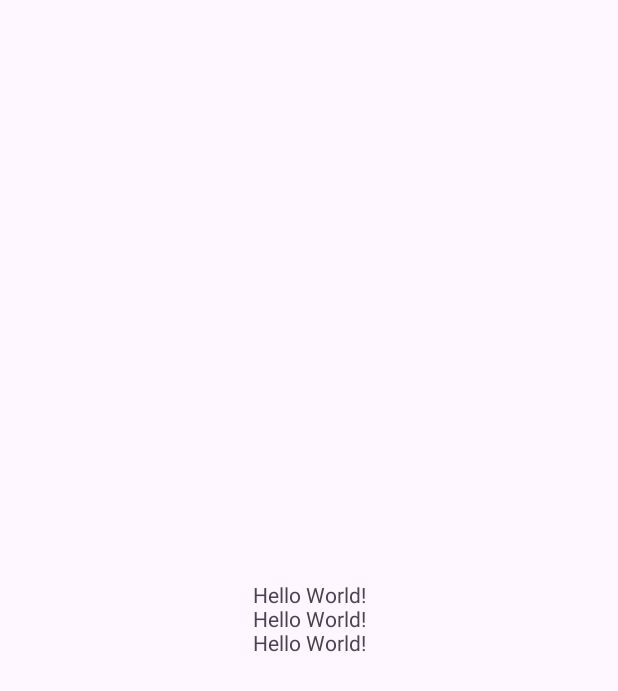
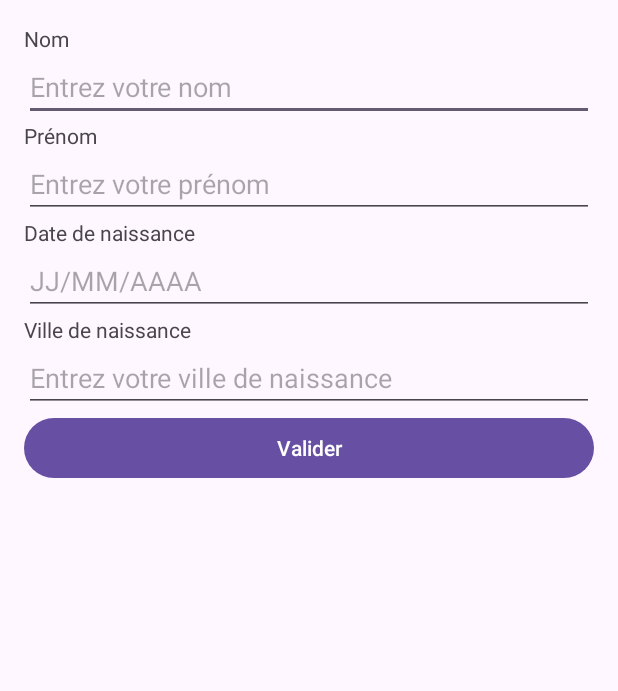
Before and after one commit to Jiaobanzhang/Android_TP, an Android app: the layout activity_main.xml on its own in the app's theme, with its tools: preview values and no code run, on a phone screen of 412 x 824 dp. Shown: the top 691 px of the screen. Run offline under Robolectric (Android 15) with nearby library versions, the phone set to English and light mode, and no system bars.

Commit message:
TP2 - 输入他的姓氏、名字、日期和出生城市 页面设计

```diff
--- a/app/src/main/res/layout/activity_main.xml
+++ b/app/src/main/res/layout/activity_main.xml
@@ -2,18 +2,92 @@
 <androidx.constraintlayout.widget.ConstraintLayout xmlns:android="http://schemas.android.com/apk/res/android"
     xmlns:app="http://schemas.android.com/apk/res-auto"
     xmlns:tools="http://schemas.android.com/tools"
-    android:id="@+id/main"
     android:layout_width="match_parent"
     android:layout_height="match_parent"
-    tools:context=".MainActivity">
+    tools:context=".MainActivity"
+    android:padding="16dp">
 
+    <!-- Nom -->
     <TextView
+        android:id="@+id/text_nom"
         android:layout_width="wrap_content"
         android:layout_height="wrap_content"
-        android:text="Hello World!\nHello World!\nHello World!"
-        app:layout_constraintBottom_toBottomOf="parent"
-        app:layout_constraintEnd_toEndOf="parent"
+        android:text="Nom"
+        app:layout_constraintTop_toTopOf="parent"
+        app:layout_constraintStart_toStartOf="parent" />
+
+    <EditText
+        android:id="@+id/edit_nom"
+        android:layout_width="0dp"
+        android:layout_height="wrap_content"
+        android:hint="Entrez votre nom"
+        app:layout_constraintTop_toBottomOf="@id/text_nom"
         app:layout_constraintStart_toStartOf="parent"
-        app:layout_constraintTop_toTopOf="parent" />
+        app:layout_constraintEnd_toEndOf="parent" />
+
+    <!-- Prénom -->
+    <TextView
+        android:id="@+id/text_prenom"
+        android:layout_width="wrap_content"
+        android:layout_height="wrap_content"
+        android:text="Prénom"
+        app:layout_constraintTop_toBottomOf="@id/edit_nom"
+        app:layout_constraintStart_toStartOf="parent" />
+
+    <EditText
+        android:id="@+id/edit_prenom"
+        android:layout_width="0dp"
+        android:layout_height="wrap_content"
+        android:hint="Entrez votre prénom"
+        app:layout_constraintTop_toBottomOf="@id/text_prenom"
+        app:layout_constraintStart_toStartOf="parent"
+        app:layout_constraintEnd_toEndOf="parent" />
+
+    <!-- Date de naissance -->
+    <TextView
+        android:id="@+id/text_date_naissance"
+        android:layout_width="wrap_content"
+        android:layout_height="wrap_content"
+        android:text="Date de naissance"
+        app:layout_constraintTop_toBottomOf="@id/edit_prenom"
+        app:layout_constraintStart_toStartOf="parent" />
+
+    <EditText
+        android:id="@+id/edit_date_naissance"
+        android:layout_width="0dp"
+        android:layout_height="wrap_content"
+        android:hint="JJ/MM/AAAA"
+        android:inputType="date"
+        app:layout_constraintTop_toBottomOf="@id/text_date_naissance"
+        app:layout_constraintStart_toStartOf="parent"
+        app:layout_constraintEnd_toEndOf="parent" />
+
+    <!-- Ville de naissance -->
+    <TextView
+        android:id="@+id/text_ville_naissance"
+        android:layout_width="wrap_content"
+        android:layout_height="wrap_content"
+        android:text="Ville de naissance"
+        app:layout_constraintTop_toBottomOf="@id/edit_date_naissance"
+        app:layout_constraintStart_toStartOf="parent" />
+
+    <EditText
+        android:id="@+id/edit_ville_naissance"
+        android:layout_width="0dp"
+        android:layout_height="wrap_content"
+        android:hint="Entrez votre ville de naissance"
+        app:layout_constraintTop_toBottomOf="@id/text_ville_naissance"
+        app:layout_constraintStart_toStartOf="parent"
+        app:layout_constraintEnd_toEndOf="parent" />
+
+    <!-- Bouton de validation -->
+    <Button
+        android:id="@+id/button_validate"
+        android:layout_width="0dp"
+        android:layout_height="wrap_content"
+        android:text="Valider"
+        app:layout_constraintTop_toBottomOf="@id/edit_ville_naissance"
+        app:layout_constraintStart_toStartOf="parent"
+        app:layout_constraintEnd_toEndOf="parent" />
 
 </androidx.constraintlayout.widget.ConstraintLayout>
```
